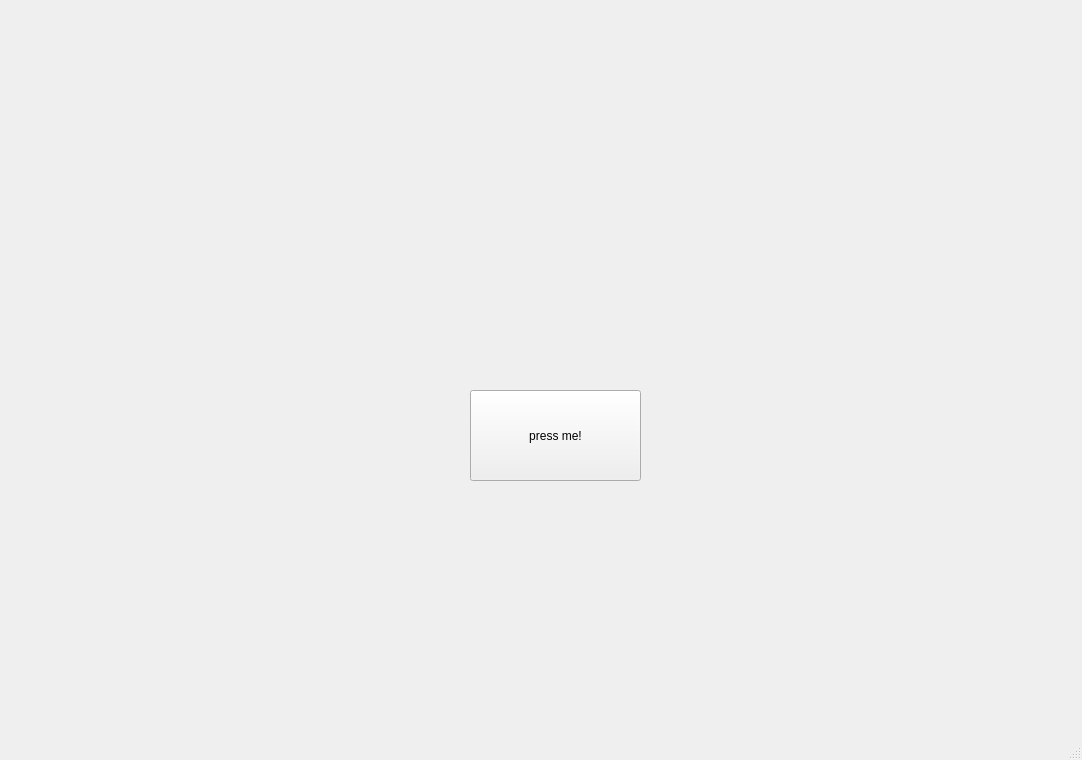
Old version of the form ui/main_window.ui in the repository UChicago-Yang-Lab/miniMBE-GUI-v2.
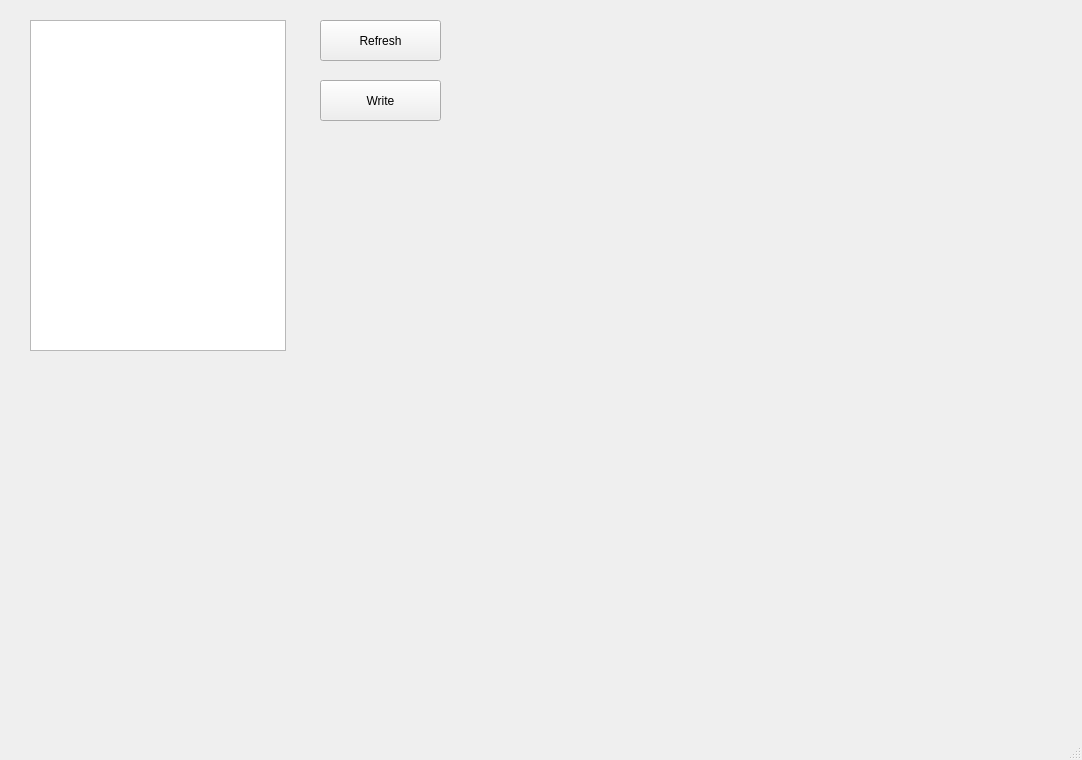
New version of the form.

Commit message: Add position table UI and update emulator

The edit to the form file:
```diff
--- a/ui/main_window.ui
+++ b/ui/main_window.ui
@@ -14,17 +14,40 @@
    <string>MainWindow</string>
   </property>
   <widget class="QWidget" name="centralwidget">
-   <widget class="QPushButton" name="pushButton">
+   <widget class="QTableWidget" name="positionTable">
     <property name="geometry">
      <rect>
-      <x>470</x>
-      <y>390</y>
-      <width>171</width>
-      <height>91</height>
+      <x>30</x>
+      <y>20</y>
+      <width>256</width>
+      <height>331</height>
      </rect>
     </property>
+   </widget>
+   <widget class="QPushButton" name="refreshButton">
+    <property name="geometry">
+     <rect>
+      <x>320</x>
+      <y>20</y>
+      <width>121</width>
+      <height>41</height>
+     </rect>
+    </property>
     <property name="text">
-     <string>press me!</string>
+     <string>Refresh</string>
+    </property>
+   </widget>
+   <widget class="QPushButton" name="writeButton">
+    <property name="geometry">
+     <rect>
+      <x>320</x>
+      <y>80</y>
+      <width>121</width>
+      <height>41</height>
+     </rect>
+    </property>
+    <property name="text">
+     <string>Write</string>
     </property>
    </widget>
   </widget>
```
The commit also changes 2 other files.
